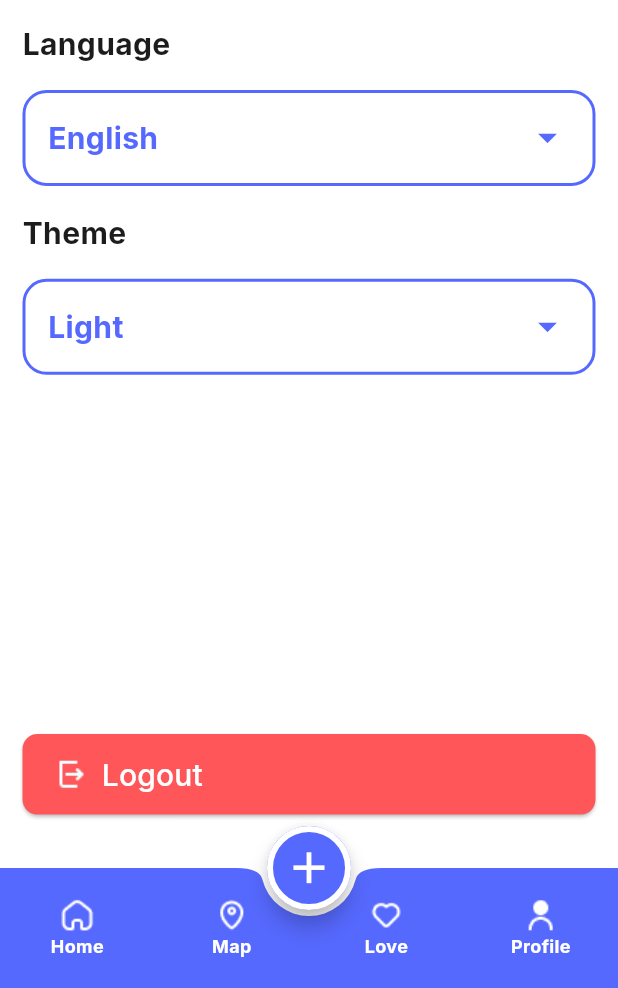
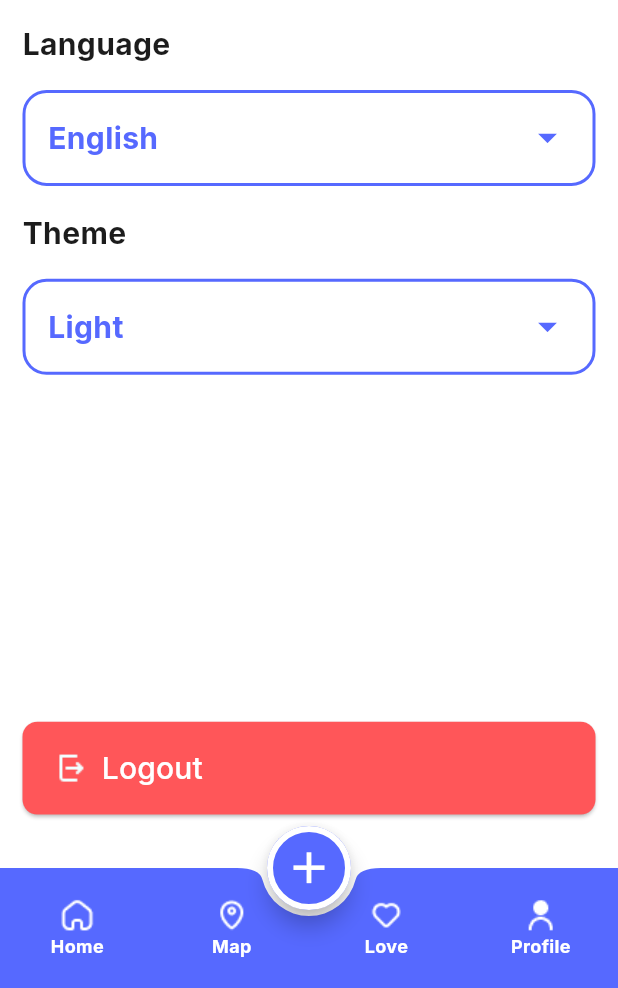
Before and after one commit to LojainHamza/eventPlanningApplication, a Flutter app: the screen it shows after launch, item 4 of the bottom bar chosen, on a phone screen of 412 x 824 dp, the part 248-1236 px from its top. Run offline on Flutter 3.47's test engine with Material 3 defaults, Android fonts, the phone set to English and light mode, and no system bars; our stand-ins replace google_fonts; generated files the repository leaves out were written again.

Commit message:
edit in profile tab.

```diff
--- a/lib/ui/home_screen/tabs/love/love_tab.dart
+++ b/lib/ui/home_screen/tabs/love/love_tab.dart
@@ -1,4 +1,4 @@
-import 'package:event_planning_app/ui/home_screen/tabs/custom_text_field.dart';
+import 'package:event_planning_app/ui/home_screen/tabs/widgets/custom_text_field.dart';
 import 'package:event_planning_app/ui/home_screen/tabs/home/event_item_widget.dart';
 import 'package:event_planning_app/utils/MyAppColors.dart';
 import 'package:event_planning_app/utils/MyAppStyles.dart';
--- a/lib/ui/home_screen/tabs/profile/profile_tab.dart
+++ b/lib/ui/home_screen/tabs/profile/profile_tab.dart
@@ -127,7 +127,7 @@ class _ProfileTapState extends State<ProfileTap> {
                   borderRadius: BorderRadius.circular(10)
                 ),
                 padding: EdgeInsets.symmetric(
-                  vertical: height*0.015,
+                  vertical: height*0.02,
                   horizontal: width*0.05
                 )
               ),
```
Also changed, not shown: lib/ui/home_screen/tabs/widgets/custom_text_field.dart (renamed from lib/ui/home_screen/tabs/custom_text_field.dart).
